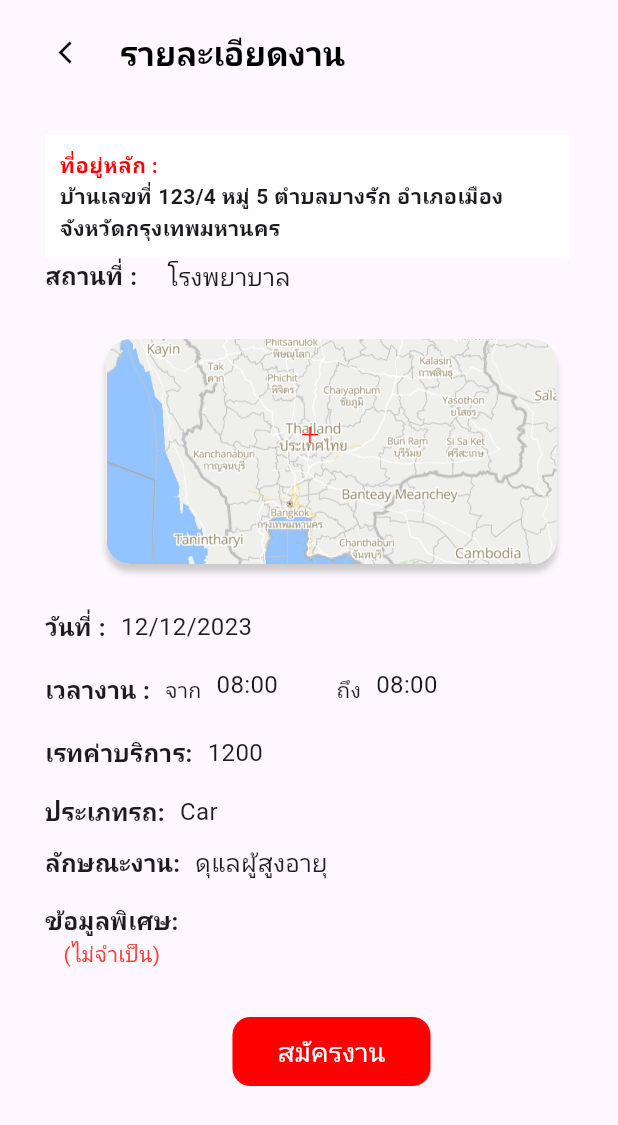
After one commit to 66011212243/caremate_project, a Flutter app: the DetailsJob screen opened directly, on a phone screen of 412 x 824 dp. The commit adds this screen. Shown: the top 1125 px of the screen. Run offline on Flutter 3.47's test engine with Material 3 defaults, Android fonts, the phone set to English and light mode, and no system bars; our stand-ins replace cloud_firestore, firebase_auth, firebase_core, fluttertoast, geocoding, geolocator and 3 more; missing offline and left inert: bcrypt, longdo_maps_api3_flutter; accounts and stored records are empty.

Commit message:
add code

```diff
--- a/lib/main.dart
+++ b/lib/main.dart
@@ -1,4 +1,5 @@
 import 'package:caremate_application/page/break_status_job.dart';
+import 'package:caremate_application/page/details_job.dart';
 import 'package:caremate_application/page/login.dart';
 import 'package:caremate_application/page/myJob_povider.dart';
 import 'package:caremate_application/page/position_provider.dart';
@@ -34,7 +35,7 @@ class MyApp extends StatelessWidget {
         //
         colorScheme: ColorScheme.fromSeed(seedColor: Colors.deepPurple),
       ),
-      home: BreakStatusJob(),
+      home: HomepageProvider(pid: "9XfrEZu1OD6sqiAsjLBj"),
     );
   }
 }
--- /dev/null
+++ b/lib/page/details_job.dart
@@ -0,0 +1,348 @@
+import 'package:flutter/material.dart';
+
+class DetailsJob extends StatefulWidget {
+  const DetailsJob({super.key});
+
+  @override
+  State<DetailsJob> createState() => _DetailsJobState();
+}
+
+class _DetailsJobState extends State<DetailsJob> {
+  @override
+  Widget build(BuildContext context) {
+    return Scaffold(
+      appBar: AppBar(
+        title: Row(
+          children: [
+            TextButton.icon(
+              onPressed: () {},
+              label: Icon(Icons.arrow_back_ios, color: Colors.black),
+            ),
+            Text(
+              "รายละเอียดงาน",
+              style: TextStyle(
+                color: Colors.black,
+                fontWeight: FontWeight.bold,
+              ),
+            ),
+          ],
+        ),
+        toolbarHeight: 70,
+        automaticallyImplyLeading: false,
+      ),
+
+      body: SingleChildScrollView(
+        child: Container(
+          child: Padding(
+            padding: const EdgeInsets.only(top: 20, left: 30),
+            child: Column(
+              crossAxisAlignment: CrossAxisAlignment.start,
+              children: [
+                Container(
+                  width: 350,
+                  // height: 70,
+                  color: Colors.white,
+                  child: Padding(
+                    padding: const EdgeInsets.all(10.0),
+                    child: Column(
+                      crossAxisAlignment: CrossAxisAlignment.start,
+                      children: [
+                        Text(
+                          "ที่อยู่หลัก :",
+                          style: TextStyle(
+                            fontWeight: FontWeight.bold,
+                            color: Color.fromARGB(255, 255, 0, 0),
+                          ),
+                        ),
+                        Text(
+                          "บ้านเลขที่ 123/4 หมู่ 5 ตำบลบางรัก อำเภอเมือง จังหวัดกรุงเทพมหานคร",
+                          style: TextStyle(fontWeight: FontWeight.bold),
+                        ),
+                      ],
+                    ),
+                  ),
+                ),
+                Row(
+                  children: [
+                    Text(
+                      "สถานที่ :",
+                      style: TextStyle(
+                        fontSize: 16,
+                        fontWeight: FontWeight.bold,
+                      ),
+                    ),
+                    SizedBox(width: 20),
+                    SizedBox(
+                      width: 220,
+                      child: Text("โรงพยาบาล", style: TextStyle(fontSize: 16)),
+                    ),
+                  ],
+                ),
+
+                GestureDetector(
+                  // onTap: () async {
+                  //   print("Container Clicked");
+                  //   final result = await Navigator.push(
+                  //     context,
+                  //     MaterialPageRoute(builder: (context) => const MapPage()),
+                  //   );
+
+                  //   if (result != null) {
+                  //     setState(() {
+                  //       latitudeLocation = result['lat'];
+                  //       longitudeLocation = result['lon'];
+                  //     });
+
+                  //     print("LatfromMap: $latitudeLocation");
+                  //     print("LonfromMap: $longitudeLocation");
+                  //   }
+                  // },
+                  child: Padding(
+                    padding: const EdgeInsets.only(bottom: 30, top: 30),
+                    child: Center(
+                      child: Container(
+                        height: 150,
+                        width: 300,
+                        decoration: BoxDecoration(
+                          color: Colors.white,
+                          borderRadius: BorderRadius.all(Radius.circular(16)),
+                          boxShadow: [
+                            BoxShadow(
+                              color: Colors.grey.withOpacity(0.5),
+                              blurRadius: 3,
+                              offset: Offset(0, 5),
+                            ),
+                          ],
+                        ),
+
+                        child: ClipRRect(
+                          borderRadius: BorderRadius.circular(16),
+                          child: Image.asset(
+                            "assets/images/map_preview.png",
+                            fit: BoxFit.cover,
+                          ),
+                        ),
+                      ),
+                    ),
+                  ),
+                ),
+                Row(
+                  children: [
+                    Text(
+                      "วันที่ :",
+                      style: TextStyle(
+                        fontSize: 16,
+                        fontWeight: FontWeight.bold,
+                      ),
+                    ),
+                    SizedBox(width: 10),
+                    SizedBox(
+                      width: 200,
+                      child: Text("12/12/2023", style: TextStyle(fontSize: 16)),
+                    ),
+                  ],
+                ),
+                SizedBox(height: 15),
+                Row(
+                  children: [
+                    Text(
+                      "เวลางาน :",
+                      style: TextStyle(
+                        fontSize: 16,
+                        fontWeight: FontWeight.bold,
+                      ),
+                    ),
+                    SizedBox(width: 10),
+                    Text("จาก", style: TextStyle(fontSize: 14)),
+                    SizedBox(width: 10),
+                    SizedBox(
+                      width: 70,
+                      height: 30,
+                      child: Text("08:00", style: TextStyle(fontSize: 16)),
+                    ),
+                    SizedBox(width: 10),
+                    Text("ถึง", style: TextStyle(fontSize: 14)),
+                    SizedBox(width: 10),
+                    SizedBox(
+                      width: 70,
+                      height: 30,
+                      child: Text("08:00", style: TextStyle(fontSize: 16)),
+                    ),
+                  ],
+                ),
+                SizedBox(height: 15),
+                Row(
+                  children: [
+                    Text(
+                      "เรทค่าบริการ:",
+                      style: TextStyle(
+                        fontSize: 16,
+                        fontWeight: FontWeight.bold,
+                      ),
+                    ),
+                    SizedBox(width: 10),
+                    SizedBox(
+                      width: 120,
+                      child: Text("1200", style: TextStyle(fontSize: 16)),
+                    ),
+                  ],
+                ),
+
+                SizedBox(height: 15),
+                Row(
+                  children: [
+                    Text(
+                      "ประเภทรถ:",
+                      style: TextStyle(
+                        fontSize: 16,
+                        fontWeight: FontWeight.bold,
+                      ),
+                    ),
+                    SizedBox(width: 10),
+                    // Radio(
+                    //   value: 1,
+                    //   groupValue: vehicle,
+                    //   onChanged: (value) {
+                    //     setState(() {
+                    //       vehicle = value;
+                    //       log(vehicle.toString());
+                    //     });
+                    //   },
+                    // ),
+                    Text("Car", style: TextStyle(fontSize: 16)),
+
+                    SizedBox(width: 10),
+
+                    // Radio(
+                    //   value: 0,
+                    //   groupValue: vehicle,
+                    //   onChanged: (value) {
+                    //     setState(() {
+                    //       vehicle = value;
+                    //       log(vehicle.toString());
+                    //     });
+                    //   },
+                    // ),
+                    // Text("Bike", style: TextStyle(fontSize: 16)),
+                  ],
+                ),
+                SizedBox(height: 10),
+                Row(
+                  children: [
+                    Text(
+                      "ลักษณะงาน:",
+                      style: TextStyle(
+                        fontSize: 16,
+                        fontWeight: FontWeight.bold,
+                      ),
+                    ),
+                    SizedBox(width: 10),
+                    SizedBox(
+                      width: 200,
+                      child: Text(
+                        "ดุแลผู้สูงอายุ",
+                        style: TextStyle(fontSize: 16),
+                      ),
+                    ),
+                  ],
+                ),
+                SizedBox(height: 15),
+                Row(
+                  crossAxisAlignment: CrossAxisAlignment.start,
+                  children: [
+                    Column(
+                      children: [
+                        Text(
+                          "ข้อมูลพิเศษ:",
+                          style: TextStyle(
+                            fontSize: 16,
+                            fontWeight: FontWeight.bold,
+                          ),
+                        ),
+                        Text(
+                          "(ไม่จำเป็น)",
+                          style: TextStyle(color: Colors.red),
+                        ),
+                      ],
+                    ),
+                    SizedBox(width: 10),
+                    // Column(
+                    //   children: [
+                    //     Row(
+                    //       children: [
+                    //         Radio(
+                    //           value: 0,
+                    //           groupValue: additionalInfo,
+                    //           onChanged: (value) {
+                    //             setState(() {
+                    //               additionalInfo = value;
+                    //               extraPrice = 200;
+                    //               updateTotalPrice();
+                    //               print(additionalInfo);
+                    //             });
+                    //           },
+                    //         ),
+                    //         Text(
+                    //           "ผู้ป่วยติดเตียง  (+200 บาท)",
+                    //           style: TextStyle(fontSize: 16),
+                    //         ),
+                    //       ],
+                    //     ),
+                    //     Row(
+                    //       children: [
+                    //         Radio(
+                    //           value: 1,
+                    //           groupValue: additionalInfo,
+                    //           onChanged: (value) {
+                    //             setState(() {
+                    //               additionalInfo = value;
+                    //               extraPrice = 100;
+                    //               updateTotalPrice();
+                    //               print(additionalInfo);
+                    //             });
+                    //           },
+                    //         ),
+                    //         Text(
+                    //           "ผู้ป่วยนั่งวิลแชร์  (+100 บาท)",
+                    //           style: TextStyle(fontSize: 16),
+                    //         ),
+                    //       ],
+                    //     ),
+                    //   ],
+                    // ),
+                  ],
+                ),
+                SizedBox(height: 30),
+                Center(
+                  child: TextButton(
+                    onPressed: () {
+                      print("กดปุ่มสมัครงาน");
+                    },
+                    style: TextButton.styleFrom(
+                      backgroundColor: Color.fromARGB(
+                        255,
+                        255,
+                        0,
+                        0,
+                      ), // สีพื้นหลังปุ่ม
+                      foregroundColor: Colors.white, // สีตัวอักษร
+                      padding: EdgeInsets.symmetric(
+                        horizontal: 30,
+                        vertical: 10,
+                      ),
+                      shape: RoundedRectangleBorder(
+                        borderRadius: BorderRadius.circular(12), // มุมมน
+                      ),
+                    ),
+                    child: Text("สมัครงาน", style: TextStyle(fontSize: 18)),
+                  ),
+                ),
+                SizedBox(height: 50),
+              ],
+            ),
+          ),
+        ),
+      ),
+    );
+  }
+}
--- a/lib/page/homepage_provider.dart
+++ b/lib/page/homepage_provider.dart
@@ -164,7 +164,22 @@ class _HomepageProviderState extends State<HomepageProvider> {
                                         borderRadius: BorderRadius.circular(8),
                                       ),
                                     ),
-                                    onPressed: () {},
+                                    onPressed: () async {
+                                      print('กดปุ่มสมัครแล้ว');
+                                      print('job_id: ${job['job_id']}');
+                                      await applyJob(job['job_id']);
+
+                                      ScaffoldMessenger.of(
+                                        context,
+                                      ).showSnackBar(
+                                        SnackBar(
+                                          content: Text(
+                                            'สมัครงานเรียบร้อยแล้ว',
+                                          ),
+                                          duration: Duration(seconds: 2),
+                                        ),
+                                      );
+                                    },
                                     child: Text(
                                       "สมัคร",
                                       style: TextStyle(fontSize: 16),
@@ -209,16 +224,41 @@ class _HomepageProviderState extends State<HomepageProvider> {
           .where('job_status', isEqualTo: 0)
           .get();
 
-      allJobs = querySnapshot.docs.map((doc) => doc.data()).toList();
+      List<Map<String, dynamic>> tempList = [];
+
+      for (var doc in querySnapshot.docs) {
+        var data = doc.data();
+
+        var fullData = {...data, 'job_id': doc.id};
+
+        // print('Firestore doc.id = ${doc.id}');
+        // print('fullData = $fullData');
+
+        tempList.add(fullData);
+      }
+
+      allJobs = tempList;
 
       setState(() {
         isLoading = false;
       });
     } catch (e) {
       print("Error fetching jobs: $e");
+
       setState(() {
         isLoading = false;
       });
     }
   }
+
+  Future<void> applyJob(String jobId) async {
+    var driverDoc = db.collection('all_drivers').doc();
+    var data = {
+      'provider_id': widget.pid,
+      'job_id': jobId,
+      'applied_at': FieldValue.serverTimestamp(),
+    };
+
+    await driverDoc.set(data);
+  }
 }
--- a/lib/page/myJob_povider.dart
+++ b/lib/page/myJob_povider.dart
@@ -1,4 +1,6 @@
 import 'package:flutter/material.dart';
+import 'package:table_calendar/table_calendar.dart';
+import 'package:cloud_firestore/cloud_firestore.dart';
 
 class MyjobPovider extends StatefulWidget {
   const MyjobPovider({super.key});
@@ -8,6 +10,13 @@ class MyjobPovider extends StatefulWidget {
 }
 
 class _MyjobPoviderState extends State<MyjobPovider> {
+  int _selectedIndex = 1;
+  DateTime _focusedDay = DateTime.now();
+  DateTime? _selectedDay;
+
+  var db = FirebaseFirestore.instance;
+  List<Map<String, dynamic>> allJobs = [];
+  bool isLoading = true;
   @override
   Widget build(BuildContext context) {
     return Scaffold(
@@ -183,13 +192,73 @@ class _MyjobPoviderState extends State<MyjobPovider> {
                   ),
 
                   //tap 2
-                  Center(child: Text("ปฏิทิน")),
+                  Center(
+                    child: TableCalendar(
+                      firstDay: DateTime.utc(2010, 10, 16),
+                      lastDay: DateTime.utc(2030, 3, 14),
+                      focusedDay: DateTime.now(),
+
+                      selectedDayPredicate: (day) {
+                        return isSameDay(_selectedDay, day);
+                      },
+                      onDaySelected: (selectedDay, focusedDay) {
+                        setState(() {
+                          _selectedDay = selectedDay;
+                          _focusedDay =
+                              focusedDay; // update `_focusedDay` here as well
+                        });
+                      },
+                    ),
+                  ),
                 ],
               ),
             ),
           ],
         ),
       ),
+      bottomNavigationBar: BottomNavigationBar(
+        type: BottomNavigationBarType.fixed,
+        currentIndex: _selectedIndex,
+        selectedItemColor: Color.fromARGB(255, 255, 0, 0),
+        onTap: (index) {
+          setState(() {
+            _selectedIndex = index;
+          });
+        },
+        items: [
+          BottomNavigationBarItem(icon: Icon(Icons.home), label: "หน้าหลัก"),
+          BottomNavigationBarItem(icon: Icon(Icons.work), label: "งาน"),
+          BottomNavigationBarItem(
+            icon: Icon(Icons.notifications),
+            label: "ข้อความ",
+          ),
+          BottomNavigationBarItem(icon: Icon(Icons.settings), label: "ตั้งค่า"),
+        ],
+      ),
     );
   }
+
+  Future<void> queryJobData() async {
+    setState(() {
+      isLoading = true;
+    });
+
+    try {
+      var querySnapshot = await db
+          .collection('jobs')
+          .where('job_status', isEqualTo: 0)
+          .get();
+
+      allJobs = querySnapshot.docs.map((doc) => doc.data()).toList();
+
+      setState(() {
+        isLoading = false;
+      });
+    } catch (e) {
+      print("Error fetching jobs: $e");
+      setState(() {
+        isLoading = false;
+      });
+    }
+  }
 }
--- a/pubspec.yaml
+++ b/pubspec.yaml
@@ -46,6 +46,7 @@ dependencies:
   google_sign_in: ^6.2.1
   firebase_auth: ^6.2.0
   fluttertoast: ^9.0.0
+  table_calendar: ^3.2.1
 
 dev_dependencies:
   flutter_test:
```
Also changed, not shown: pubspec.lock.
